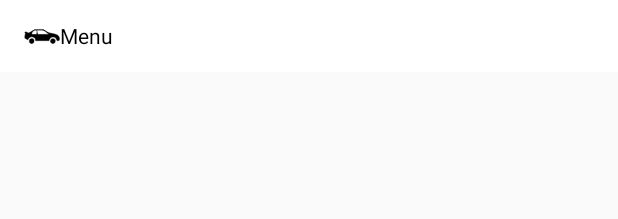
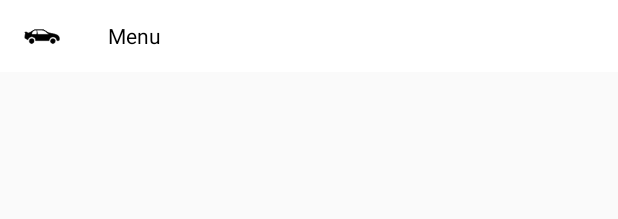
Before and after one commit to guuilp/Carros, an Android app: the layout adapter_nav_drawer.xml on its own in the app's theme, with its tools: preview values and no code run, on a phone screen of 412 x 824 dp. Shown: the top 219 px of the screen. Run offline under Robolectric (Android 15) with nearby library versions, the phone set to English and light mode, and no system bars.

Commit message:
Concluindo capitulo 13

```diff
--- a/app/build.gradle
+++ b/app/build.gradle
@@ -24,4 +24,5 @@ dependencies {
     //Ativa a dependência da biblioteca de compatibilidade v7
     compile 'com.android.support:appcompat-v7:23.0.0'
     compile 'br.com.livroandroid:android-utils:1.0.1'
+    compile 'com.android.support:support-v4:23.0.0'
 }
--- a/app/src/main/AndroidManifest.xml
+++ b/app/src/main/AndroidManifest.xml
@@ -10,7 +10,8 @@
         android:theme="@style/AppTheme" >
         <activity
             android:name=".activity.MainActivity"
-            android:label="@string/app_name" >
+            android:label="@string/app_name"
+            android:theme="@style/AppTheme.NavDrawer">
             <intent-filter>
                 <action android:name="android.intent.action.MAIN" />
 
--- a/app/src/main/res/layout/adapter_nav_drawer.xml
+++ b/app/src/main/res/layout/adapter_nav_drawer.xml
@@ -1,11 +1,10 @@
 <?xml version="1.0" encoding="utf-8"?>
-<LinearLayout
-    xmlns:android="http://schemas.android.com/apk/res/android"
-    android:orientation="horizontal"
+<LinearLayout xmlns:android="http://schemas.android.com/apk/res/android"
     android:layout_width="match_parent"
     android:layout_height="48dp"
     android:background="@color/white"
     android:gravity="center_vertical"
+    android:orientation="horizontal"
     android:paddingLeft="16dp"
     android:paddingRight="16dp">
 
@@ -13,15 +12,15 @@
         android:id="@+id/img"
         android:layout_width="24dp"
         android:layout_height="24dp"
-        android:src="@drawable/ic_drawer_carro"/>
-
+        android:layout_marginRight="32dp"
+        android:src="@drawable/ic_drawer_carro" />
     <TextView
         android:id="@+id/text"
+        fontPath="fonts/Roboto-Medium.ttf"
         android:layout_width="match_parent"
         android:layout_height="wrap_content"
         android:text="Menu"
         android:textAppearance="?android:attr/textAppearanceMedium"
         android:textColor="@color/black"
-        android:textSize="14sp"/>
-
+        android:textSize="14sp" />
 </LinearLayout>
--- a/app/src/main/res/layout/nav_drawer_listview.xml
+++ b/app/src/main/res/layout/nav_drawer_listview.xml
@@ -5,6 +5,8 @@
     android:orientation="vertical"
     android:layout_width="match_parent"
     android:layout_height="match_parent">
+    <!-- Cabeçalho para o Nav Drawer (Material Design) -->
+    <include layout="@layout/nav_drawer_listview_header"/>
     <ListView
         android:id="@+id/listView"
         android:layout_width="match_parent"
--- /dev/null
+++ b/app/src/main/res/values-v21/styles.xml
@@ -0,0 +1,9 @@
+<?xml version="1.0" encoding="utf-8"?>
+<resources>
+    <style name="AppTheme.NavDrawer" parent="AppTheme">
+        <!-- Habilita o overlay mode na action bar -->
+        <item name="android:windowTranslucentStatus">true</item>
+        <item name="android:windowDrawsSystemBarBackgrounds">true</item>
+        <item name="android:statusBarColor">@color/primary_dark</item>
+    </style>
+</resources>
--- a/app/src/main/res/values/strings.xml
+++ b/app/src/main/res/values/strings.xml
@@ -5,4 +5,10 @@
     <string name="site_livro">Site do Livro</string>
     <string name="configuracoes">Configurações</string>
     <string name="action_settings">Settings</string>
+    <string name="action_about">Sobre</string>
+    <string name="nav_drawer_username">Guilherme Lima Pereira</string>
+    <string name="nav_drawer_email">guuuilp@gmail.com</string>
+
+<!-- TODO: Remove or change this placeholder text -->
+    <string name="hello_blank_fragment">Hello blank fragment</string>
 </resources>
--- a/app/src/main/res/values/styles.xml
+++ b/app/src/main/res/values/styles.xml
@@ -12,4 +12,9 @@
         <item name="colorControlHighlight">@color/control_highlight</item>
     </style>
 
+    <style name="AppTheme.NavDrawer" parent="AppTheme">
+        <!-- Habilita o overlay mode na action bar -->
+        <item name="android:windowActionBarOverlay">true</item>
+    </style>
+
 </resources>
```
Also changed, not shown: app/src/main/java/br/com/livroandroid/carros/activity/MainActivity.java (+33 -3 lines), app/src/main/java/br/com/livroandroid/carros/fragments/CarrosFragment.java (added, +16 -0 lines), app/src/main/java/br/com/livroandroid/carros/fragments/SiteLivroFragment.java (added, +16 -0 lines), app/src/main/res/layout/activity_main.xml (+12 -4 lines), app/src/main/res/layout/fragment_carros.xml (added, +14 -0 lines), app/src/main/res/layout/fragment_site_livro.xml (added, +11 -0 lines), app/src/main/res/menu/menu_main.xml (+5 -2 lines).
